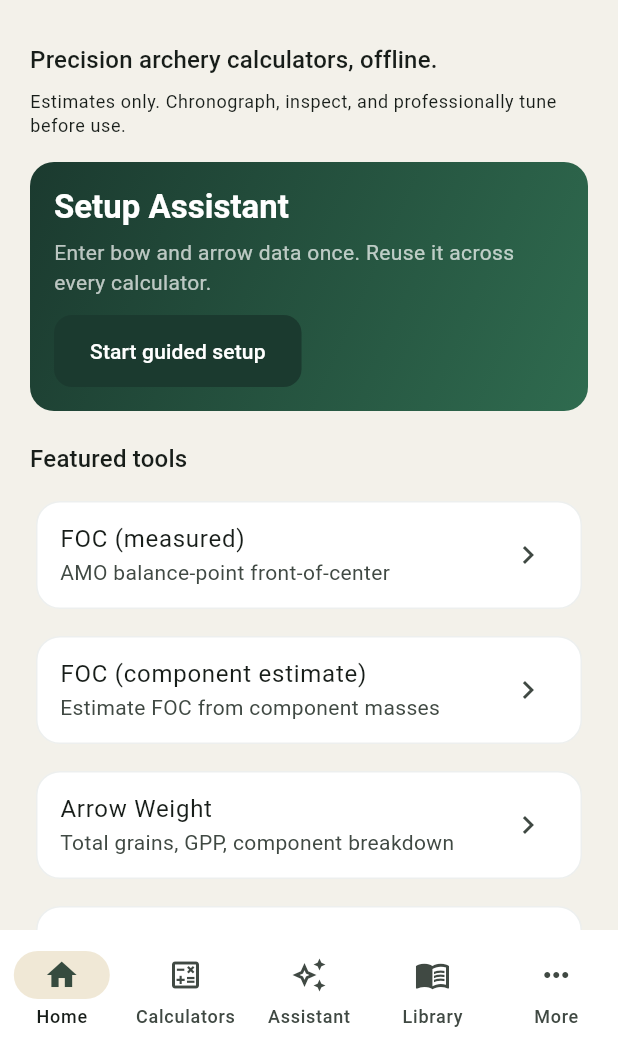
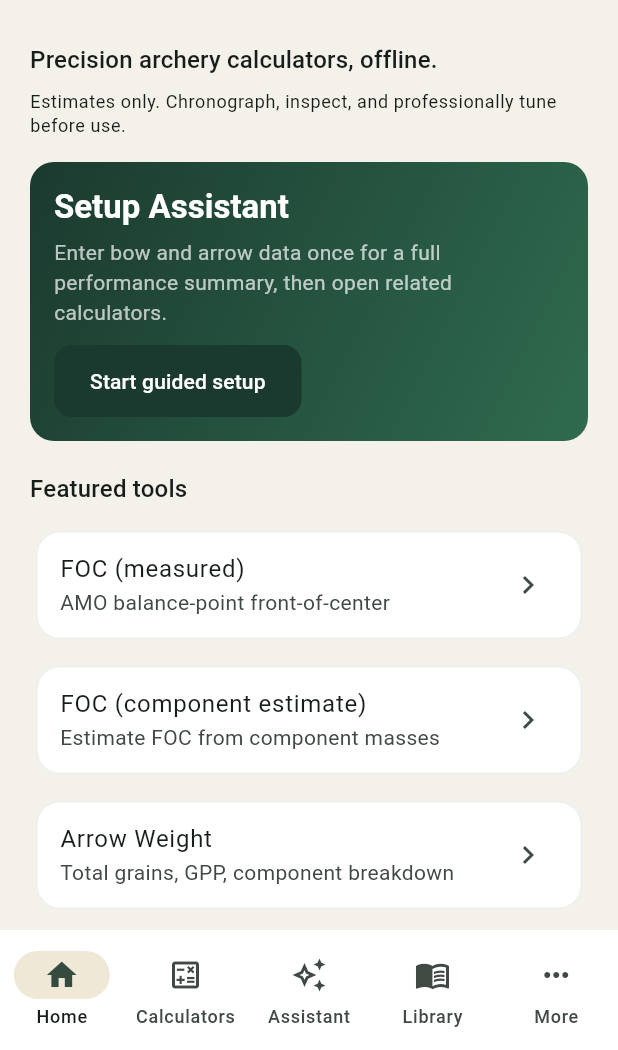
Before and after one commit to waleedahmeddeveloper-byte/archery-pro-tool, a Flutter app: the screen it shows after launch, after a tap on "Continue", after a tap on "Skip", on a phone screen of 412 x 824 dp, the part 186-1236 px from its top. Run offline on Flutter 3.47's test engine with Material 3 defaults, Android fonts, the phone set to English and light mode, and no system bars; our stand-ins replace fl_chart, flutter_riverpod, go_router, material_ui, shared_preferences.

Commit message:
Full code review: validation fixes, cleanup, and report
Route GPP through the engine, reject NaN FOC inputs, fix Assistant
Done and onboarding copy, cache onboarding prefs, drop unused deps,
add empty search state, expand tests, and document findings.

Co-authored-by: waleedahmaed.developer <waleedahmaed.developer@gmail.com>

```diff
--- a/apps/arcus/lib/core/l10n/app_strings.dart
+++ b/apps/arcus/lib/core/l10n/app_strings.dart
@@ -25,12 +25,12 @@ abstract final class AppStrings {
   static const onboardingTitle1 = 'Build with confidence';
   static const onboardingBody1 =
       'Weigh, balance, and plan arrow setups with transparent formulas.';
-  static const onboardingTitle2 = 'One profile, every tool';
+  static const onboardingTitle2 = 'Guided Setup Assistant';
   static const onboardingBody2 =
-      'Save hunting and target rigs, then auto-fill any calculator.';
+      'Enter bow and arrow data once in the Assistant, then open detailed calculators for charts and FAQs.';
   static const onboardingTitle3 = 'Offline first';
   static const onboardingBody3 =
-      'Charts, guides, and math stay on-device. Sync updates when you choose.';
+      'Charts, guides, and math stay on-device. Optional content sync is mocked until a live API is connected.';
   static const getStarted = 'Get started';
   static const skip = 'Skip';
 }
--- a/apps/arcus/lib/core/router/app_router.dart
+++ b/apps/arcus/lib/core/router/app_router.dart
@@ -1,6 +1,5 @@
 import 'package:flutter_riverpod/flutter_riverpod.dart';
 import 'package:go_router/go_router.dart';
-import 'package:shared_preferences/shared_preferences.dart';
 
 import '../../features/assistant/setup_assistant_page.dart';
 import '../../features/calculators/generic_calculator_page.dart';
@@ -12,13 +11,13 @@ import '../../features/home/shell_scaffold.dart';
 import '../../features/onboarding/onboarding_page.dart';
 import '../../features/legal/privacy_page.dart';
 import '../../features/legal/terms_page.dart';
+import 'onboarding_gate.dart';
 
 final appRouterProvider = Provider<GoRouter>((ref) {
   return GoRouter(
     initialLocation: '/',
     redirect: (context, state) async {
-      final prefs = await SharedPreferences.getInstance();
-      final seen = prefs.getBool('arcus_onboarding_seen') ?? false;
+      final seen = await OnboardingGate.hasSeen();
       final onOnboarding = state.matchedLocation == '/onboarding';
       if (!seen && !onOnboarding) return '/onboarding';
       if (seen && onOnboarding) return '/';
--- /dev/null
+++ b/apps/arcus/lib/core/router/onboarding_gate.dart
@@ -0,0 +1,25 @@
+import 'package:shared_preferences/shared_preferences.dart';
+
+/// Cached onboarding flag so GoRouter redirect does not hit disk every hop.
+class OnboardingGate {
+  OnboardingGate._();
+
+  static const prefsKey = 'arcus_onboarding_seen';
+  static bool? _cached;
+
+  static Future<bool> hasSeen() async {
+    if (_cached != null) return _cached!;
+    final prefs = await SharedPreferences.getInstance();
+    _cached = prefs.getBool(prefsKey) ?? false;
+    return _cached!;
+  }
+
+  static Future<void> markSeen() async {
+    final prefs = await SharedPreferences.getInstance();
+    await prefs.setBool(prefsKey, true);
+    _cached = true;
+  }
+
+  /// Test-only reset.
+  static void resetCacheForTests() => _cached = null;
+}
--- a/apps/arcus/lib/features/assistant/setup_assistant_page.dart
+++ b/apps/arcus/lib/features/assistant/setup_assistant_page.dart
@@ -230,6 +230,8 @@ Assumptions: IBO→speed is an estimate; FOC here is component-based — measure
                     if (_step < 4) {
                       setState(() => _step++);
                       _page.jumpToPage(_step);
+                    } else {
+                      context.go('/');
                     }
                   },
                   child: Text(_step < 4 ? 'Next' : 'Done'),
--- a/apps/arcus/lib/features/home/calculators_tab.dart
+++ b/apps/arcus/lib/features/home/calculators_tab.dart
@@ -40,6 +40,32 @@ class _CalculatorsTabState extends State<CalculatorsTab> {
             onChanged: (v) => setState(() => _query = v),
           ),
           const SizedBox(height: 16),
+          if (filtered.isEmpty)
+            Padding(
+              padding: const EdgeInsets.only(top: 48),
+              child: Column(
+                children: [
+                  Icon(
+                    Icons.search_off,
+                    size: 40,
+                    color: Theme.of(context).colorScheme.onSurfaceVariant,
+                  ),
+                  const SizedBox(height: 12),
+                  Text(
+                    'No tools match “$_query”.',
+                    style: Theme.of(context).textTheme.titleMedium,
+                    textAlign: TextAlign.center,
+                  ),
+                  const SizedBox(height: 4),
+                  Text(
+                    'Try FOC, spine, kinetic, or crossbow.',
+                    style: Theme.of(context).textTheme.bodySmall,
+                    textAlign: TextAlign.center,
+                  ),
+                ],
+              ),
+            )
+          else
             for (final entry in grouped.entries) ...[
               Text(
                 CalculatorCatalog.categoryLabel(entry.key),
--- a/apps/arcus/lib/features/home/home_tab.dart
+++ b/apps/arcus/lib/features/home/home_tab.dart
@@ -55,7 +55,7 @@ class HomeTab extends StatelessWidget {
                       ),
                       const SizedBox(height: 6),
                       const Text(
-                        'Enter bow and arrow data once. Reuse it across every calculator.',
+                        'Enter bow and arrow data once for a full performance summary, then open related calculators.',
                         style: TextStyle(color: Colors.white70),
                       ),
                       const SizedBox(height: 12),
--- a/apps/arcus/lib/features/legal/privacy_page.dart
+++ b/apps/arcus/lib/features/legal/privacy_page.dart
@@ -10,9 +10,9 @@ class PrivacyPage extends StatelessWidget {
       body: const SingleChildScrollView(
         padding: EdgeInsets.all(20),
         child: Text('''
-Arcus is designed offline-first. Calculator inputs and saved profiles stay on your device unless you explicitly enable content sync.
+Arcus is designed offline-first. Calculator inputs stay on your device (theme preference uses local storage). There is no cloud account for core calculators.
 
-When sync is enabled, the app may download non-personal content (guides, charts, announcements) from the Arcus content API. We do not require an account for core calculators.
+Optional content sync is not live yet; when enabled later, the app may fetch non-personal guides/charts from an Arcus content API.
 
 Advertising is disabled by default. If enabled later via AdMob, a consent (UMP/GDPR/ATT) flow will be shown before personalized ads. Analytics/crash reporting hooks may be added later and will be disclosed here before shipping.
 
--- a/apps/arcus/lib/features/onboarding/onboarding_page.dart
+++ b/apps/arcus/lib/features/onboarding/onboarding_page.dart
@@ -1,8 +1,8 @@
 import 'package:material_ui/material_ui.dart';
 import 'package:go_router/go_router.dart';
-import 'package:shared_preferences/shared_preferences.dart';
 
 import '../../core/l10n/app_strings.dart';
+import '../../core/router/onboarding_gate.dart';
 import '../../core/theme/arcus_theme.dart';
 
 class OnboardingPage extends StatefulWidget {
@@ -17,8 +17,7 @@ class _OnboardingPageState extends State<OnboardingPage> {
   int _index = 0;
 
   Future<void> _finish() async {
-    final prefs = await SharedPreferences.getInstance();
-    await prefs.setBool('arcus_onboarding_seen', true);
+    await OnboardingGate.markSeen();
     if (mounted) context.go('/');
   }
 
--- a/apps/arcus/lib/features/sync/sync_status_provider.dart
+++ b/apps/arcus/lib/features/sync/sync_status_provider.dart
@@ -15,7 +15,8 @@ class SyncStatusController extends StateNotifier<SyncStatus> {
     await Future<void>.delayed(const Duration(milliseconds: 600));
     state = SyncStatus(
       lastUpdatedLabel: DateTime.now().toUtc().toIso8601String(),
-      message: 'No remote updates (mock API). Bundled content unchanged.',
+      message:
+          'Mock sync only — no network call. Bundled offline content unchanged.',
     );
   }
 }
--- a/packages/archery_engine/lib/src/formulas/crossbow.dart
+++ b/packages/archery_engine/lib/src/formulas/crossbow.dart
@@ -1,7 +1,6 @@
 import 'dart:math' as math;
 
 import '../models/result.dart';
-import '../models/units.dart';
 import '../references/citations.dart';
 import 'energy.dart';
 
--- a/packages/archery_engine/lib/src/formulas/downrange.dart
+++ b/packages/archery_engine/lib/src/formulas/downrange.dart
@@ -1,7 +1,6 @@
 import 'dart:math' as math;
 
 import '../models/result.dart';
-import '../models/units.dart';
 import '../references/citations.dart';
 import 'energy.dart';
 
--- a/packages/archery_engine/lib/src/formulas/point_foc.dart
+++ b/packages/archery_engine/lib/src/formulas/point_foc.dart
@@ -13,6 +13,8 @@ CalcResult<double> pointWeightForTargetFoc({
 }) {
   requireFinitePositive('length', arrowLengthInches);
   requireFinitePositive('current total', currentTotalGrains);
+  requireFiniteNumber('current FOC %', currentFocPercent);
+  requireFiniteNumber('target FOC %', targetFocPercent);
 
   final L = arrowLengthInches;
   final currentA = (currentFocPercent / 100.0) * L + L / 2.0;
--- a/packages/archery_engine/lib/src/models/result.dart
+++ b/packages/archery_engine/lib/src/models/result.dart
@@ -49,3 +49,9 @@ void requireFinitePositive(String name, double value, {bool allowZero = false})
 void requireFiniteNonNegative(String name, double value) {
   requireFinitePositive(name, value, allowZero: true);
 }
+
+void requireFiniteNumber(String name, double value) {
+  if (value.isNaN || value.isInfinite) {
+    throw ValidationException('$name must be a finite number.');
+  }
+}
```
Also changed, not shown: apps/arcus/lib/features/calculators/generic_calculator_page.dart (+4 -20 lines), apps/arcus/pubspec.yaml (+1 -7 lines), packages/archery_engine/lib/src/engine.dart (+9 -0 lines), packages/archery_engine/lib/src/formulas/arrow_weight.dart (+37 -0 lines), apps/arcus/pubspec.lock, 3 other files. Lines whose indentation alone changed are shown as unchanged.
